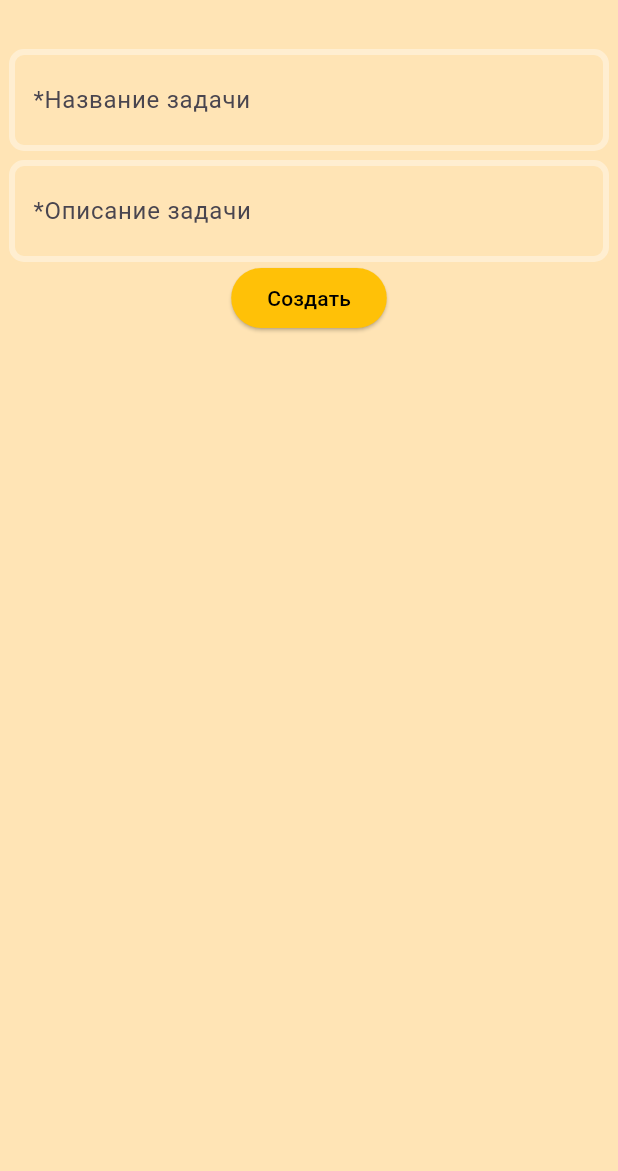
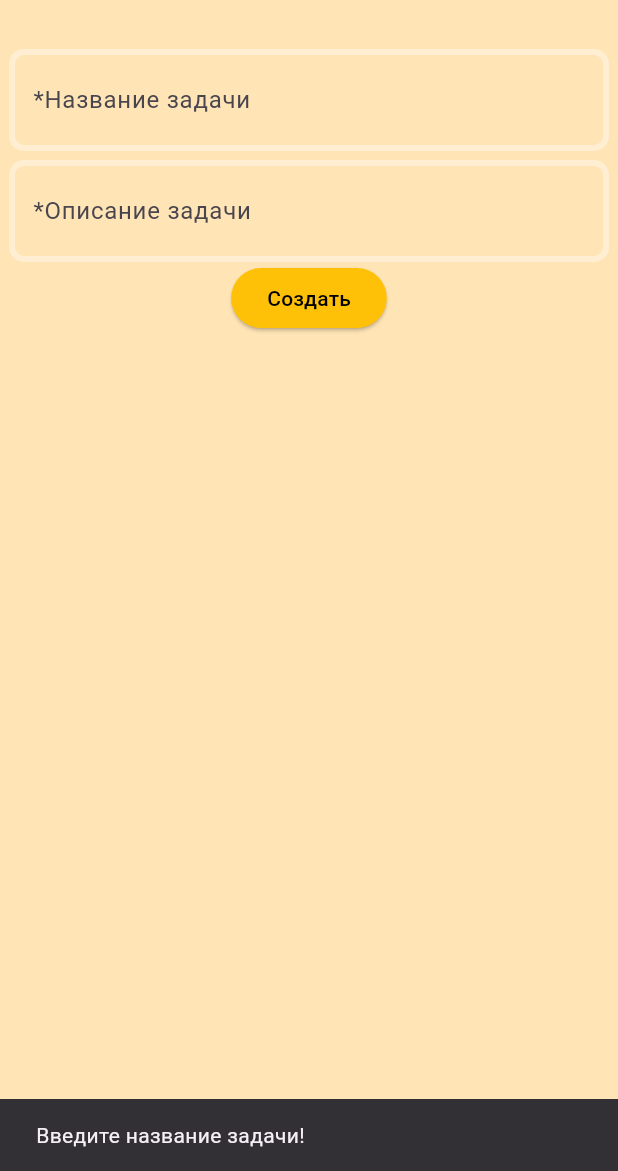
Before and after one commit to extazzzzzy/ToDo, a Flutter app: the CreateTaskScreen screen opened directly, after a tap on "Создать", on a phone screen of 412 x 824 dp, the part 65-1236 px from its top. Run offline on Flutter 3.47's test engine with Material 3 defaults, Android fonts, the phone set to English and light mode, and no system bars; our stand-ins replace shared_preferences; accounts and stored records are empty.

Commit message:
Добавление и сохранение задач
Теперь можно создать задачу с заголовком и описанием, она сохраняется в кэше. Пока что на главном экране отображается только заголовок задачи.

```diff
--- a/lib/CreateTaskScreen.dart
+++ b/lib/CreateTaskScreen.dart
@@ -1,8 +1,62 @@
 import 'package:flutter/material.dart';
+import 'package:shared_preferences/shared_preferences.dart';
+import 'package:todo/HomeScreen.dart';
 
 class CreateTaskScreen extends StatelessWidget {
-  void createTask() {
+  final TextEditingController titleController = TextEditingController();
+  final TextEditingController descriptionController = TextEditingController();
 
+  void createTask(BuildContext context) async {
+    String title = titleController.text;
+    String description = descriptionController.text;
+    final prefs = await SharedPreferences.getInstance();
+    if (title.isNotEmpty) { // заголовок введён
+      List<String> tasks = prefs.getStringList('tasks') ?? [];
+      if (description.isEmpty) { // описание отсутствует
+        tasks.add('$title');
+        tasks.add('Описание отсутствует');
+        tasks.add('false');
+        await prefs.setStringList('tasks', tasks);
+
+        final snackBar = SnackBar(
+          content: Text('Задача создана успешно!'),
+          duration: Duration(seconds: 2),
+        );
+        ScaffoldMessenger.of(context).showSnackBar(snackBar);
+
+        Navigator.pushAndRemoveUntil(
+          context,
+          MaterialPageRoute(builder: (context) => HomeScreen()),
+              (Route<dynamic> route) => false,
+        );
+      }
+      else { // описание введено
+        tasks.add('$title');
+        tasks.add('$description');
+        tasks.add('false');
+        await prefs.setStringList('tasks', tasks);
+
+        final snackBar = SnackBar(
+          content: Text('Задача создана успешно!'),
+          duration: Duration(seconds: 2),
+        );
+        ScaffoldMessenger.of(context).showSnackBar(snackBar);
+
+        Navigator.pushAndRemoveUntil(
+          context,
+          MaterialPageRoute(builder: (context) => HomeScreen()),
+              (Route<dynamic> route) => false,
+        );
+      }
+    }
+    else { // заголовок отсутствует
+      final snackBar = SnackBar(
+        content: Text('Введите название задачи!'),
+        duration: Duration(seconds: 2),
+      );
+      ScaffoldMessenger.of(context).showSnackBar(snackBar);
+      return;
+    }
   }
 
   @override
@@ -28,6 +82,7 @@ class CreateTaskScreen extends StatelessWidget {
             child: Column(
               children: [
                 TextField(
+                  controller: titleController,
                   keyboardType: TextInputType.text,
                   decoration: InputDecoration(
                     labelText: '*Название задачи',
@@ -53,6 +108,7 @@ class CreateTaskScreen extends StatelessWidget {
                 Padding(
                   padding: EdgeInsets.only(top: 6.0),
                   child: TextField(
+                    controller: descriptionController,
                     keyboardType: TextInputType.text,
                     decoration: InputDecoration(
                       labelText: '*Описание задачи',
@@ -76,7 +132,7 @@ class CreateTaskScreen extends StatelessWidget {
                   ),
                 ),
                 ElevatedButton(
-                  onPressed: createTask,
+                  onPressed: () => createTask(context),
                   child: Text('Создать'),
                   style: ButtonStyle(
                     backgroundColor: MaterialStateProperty.all(Colors.amber),
--- a/lib/main.dart
+++ b/lib/main.dart
@@ -7,7 +7,7 @@ class MyApp extends StatelessWidget {
   @override
   Widget build(BuildContext context) {
     return MaterialApp(
-      title: 'Converter',
+      title: 'ToDo',
       theme: ThemeData(
         primarySwatch: Colors.blue,
       ),
--- a/pubspec.yaml
+++ b/pubspec.yaml
@@ -30,6 +30,7 @@ environment:
 dependencies:
   flutter:
     sdk: flutter
+  shared_preferences: ^2.3.2
 
   # The following adds the Cupertino Icons font to your application.
   # Use with the CupertinoIcons class for iOS style icons.
```
Also changed, not shown: lib/HomeScreen.dart (+72 -23 lines), pubspec.lock.
